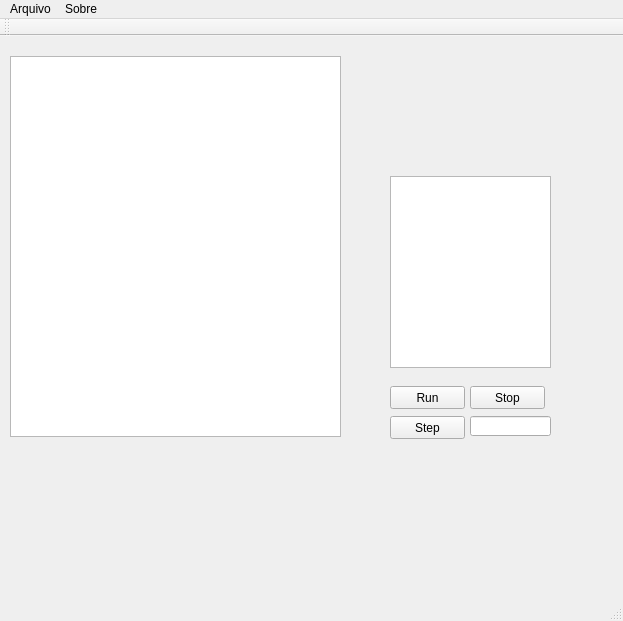
Old version of the form RataGBC/ratagbc.ui in the repository leonardo2204/Rata-GBC.
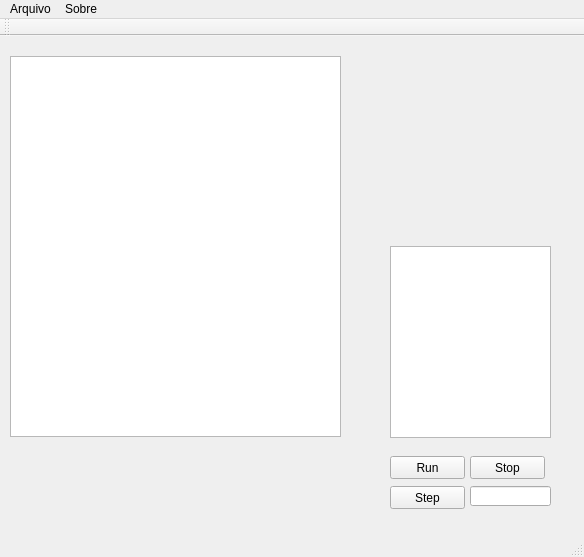
New version of the form. Custom widgets are drawn as their Qt base class.

What changed in the file:
```diff
--- a/RataGBC/ratagbc.ui
+++ b/RataGBC/ratagbc.ui
@@ -6,8 +6,8 @@
    <rect>
     <x>0</x>
     <y>0</y>
-    <width>623</width>
-    <height>621</height>
+    <width>584</width>
+    <height>557</height>
    </rect>
   </property>
   <property name="windowTitle">
@@ -43,7 +43,7 @@
     <property name="geometry">
      <rect>
       <x>390</x>
-      <y>140</y>
+      <y>210</y>
       <width>161</width>
       <height>192</height>
      </rect>
@@ -53,7 +53,7 @@
     <property name="geometry">
      <rect>
       <x>390</x>
-      <y>350</y>
+      <y>420</y>
       <width>75</width>
       <height>23</height>
      </rect>
@@ -66,7 +66,7 @@
     <property name="geometry">
      <rect>
       <x>470</x>
-      <y>350</y>
+      <y>420</y>
       <width>75</width>
       <height>23</height>
      </rect>
@@ -79,7 +79,7 @@
     <property name="geometry">
      <rect>
       <x>390</x>
-      <y>380</y>
+      <y>450</y>
       <width>75</width>
       <height>23</height>
      </rect>
@@ -92,19 +92,29 @@
     <property name="geometry">
      <rect>
       <x>470</x>
-      <y>380</y>
+      <y>450</y>
       <width>81</width>
       <height>20</height>
      </rect>
     </property>
    </widget>
+   <widget class="telaGBC" name="telaGame" native="true">
+    <property name="geometry">
+     <rect>
+      <x>390</x>
+      <y>30</y>
+      <width>160</width>
+      <height>144</height>
+     </rect>
+    </property>
+   </widget>
   </widget>
   <widget class="QMenuBar" name="menuBar">
    <property name="geometry">
     <rect>
      <x>0</x>
      <y>0</y>
-     <width>623</width>
+     <width>584</width>
      <height>21</height>
     </rect>
    </property>
@@ -149,6 +159,14 @@
   </action>
  </widget>
  <layoutdefault spacing="6" margin="11"/>
+ <customwidgets>
+  <customwidget>
+   <class>telaGBC</class>
+   <extends>QWidget</extends>
+   <header>telaGBC.h</header>
+   <container>1</container>
+  </customwidget>
+ </customwidgets>
  <resources>
   <include location="ratagbc.qrc"/>
  </resources>
```
Left out of the diff: 19 changed lines with no effect on the pictures.
